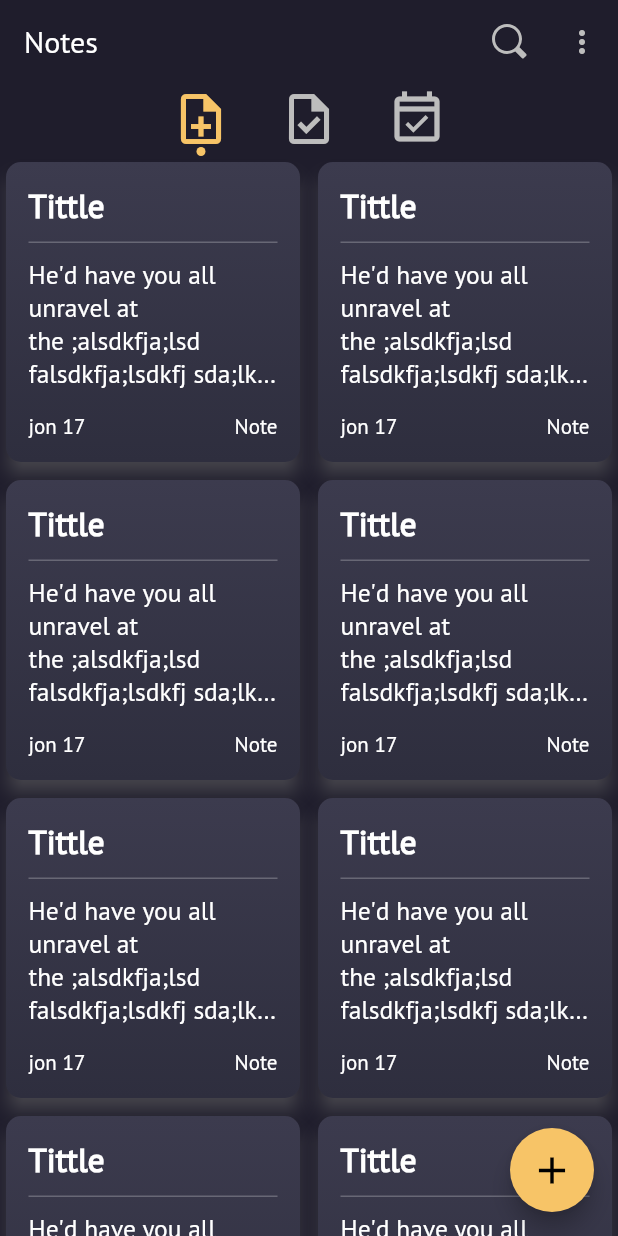
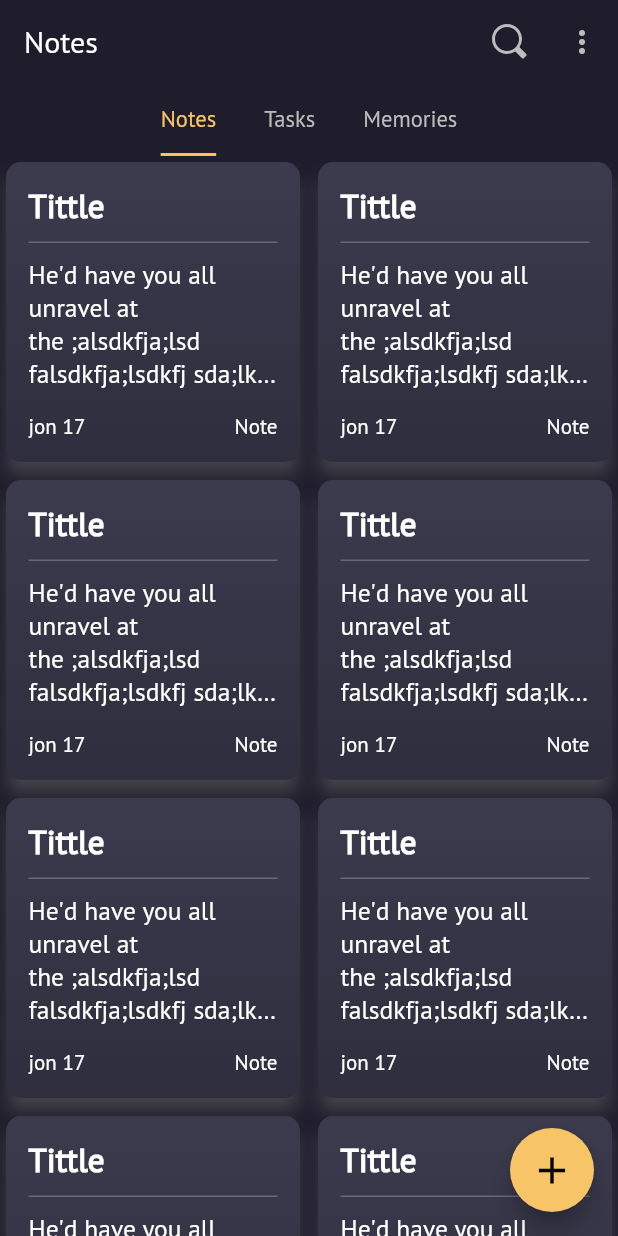
Before and after one commit to magdyebrahim24/notes_app, a Flutter app: the screen it shows after launch, on a phone screen of 412 x 824 dp. Run offline on Flutter 3.47's test engine with Material 2 defaults, Android fonts, the phone set to English and light mode, and no system bars; our stand-ins replace bloc, flutter_bloc, flutter_svg, image_picker; missing offline and left inert: undo.

Commit message:
add saved photos locally edit tabbar

```diff
--- a/lib/layout/home/home.dart
+++ b/lib/layout/home/home.dart
@@ -20,12 +20,11 @@ class Home extends StatefulWidget {
 }
 
 class _HomeState extends State<Home> with SingleTickerProviderStateMixin {
-  TabController? controller;
+  TabController? tabBarController;
   @override
   void initState() {
-    // TODO: implement initState
     super.initState();
-    controller = TabController(length: 3, vsync: this);
+    tabBarController = TabController(length: 3, vsync: this);
   }
 
   @override
@@ -37,7 +36,15 @@ class _HomeState extends State<Home> with SingleTickerProviderStateMixin {
         builder: (BuildContext context, AppStates state) {
           AppCubit cubit = AppCubit.get(context);
           return Scaffold(
-            appBar: AppBar(
+            body: DefaultTabController(
+              length: 3,
+              child: NestedScrollView(
+                headerSliverBuilder:
+                    (BuildContext context, bool innerBoxIsScrolled) {
+                  return [
+                    SliverAppBar(
+                      elevation: 0.0,
+                      title: Text('Notes'),
                       actions: [
                         IconButton(
                             onPressed: () {
@@ -52,66 +59,129 @@ class _HomeState extends State<Home> with SingleTickerProviderStateMixin {
                             )),
                         _offsetPopup()
                       ],
-              title: Text('Notes'),
+                      pinned: true,
+                      snap: true,
+                      floating: true,
                       bottom: TabBar(
-                controller: controller,
+                        controller: tabBarController,
                         tabs: [
+
                           Tab(
-                      icon: Icon(
-                    Icons.note_add_outlined,
-                    size: 40,
-                  )),
+                            text: 'Notes',
+                          ),
                           Tab(
-                      icon: Icon(
-                    Icons.task_outlined,
-                    size: 40,
-                  )),
+                            text: 'Tasks'
+                          ),
                           Tab(
-                      icon: Icon(
-                    Icons.event_available_outlined,
-                    size: 40,
-                  )),
+                              text: 'Memories',
+                          ),
                         ],
+                        labelStyle: TextStyle(fontSize: 15),
                         isScrollable: true,
+                        indicatorSize: TabBarIndicatorSize.label,
                       ),
                     ),
+
+                  ];
+                },
                 body: TabBarView(
-              controller: controller,
+                    controller: tabBarController,
                     children: [
                   NotesScreen(),
                   TaskScreen(),
                   MemoriesScreen(),
-              ],
+                ]),
               ),
+            ),
+
             floatingActionButton: FloatingActionButton(
               onPressed: () {
-                controller!.index == 0 ?
-                Navigator.push(
-                  context, MaterialPageRoute(builder: (context) => AddNote()))
-                : controller!.index == 1 ? Navigator.push(
-                    context, MaterialPageRoute(builder: (context) => AddTask())) :
-                Navigator.push(
-                    context, MaterialPageRoute(builder: (context) => AddMemory()))
-                ;},
+                tabBarController!.index == 0
+                    ? Navigator.push(context,
+                        MaterialPageRoute(builder: (context) => AddNote()))
+                    : tabBarController!.index == 1
+                        ? Navigator.push(context,
+                            MaterialPageRoute(builder: (context) => AddTask()))
+                        : Navigator.push(
+                            context,
+                            MaterialPageRoute(
+                                builder: (context) => AddMemory()));
+              },
               tooltip: 'Increment',
               child: Icon(
                 Icons.add,
                 size: 30,
               ),
             ),
+
+            // extendBody: true,
+
+            // floatingActionButton: FloatingActionButton(onPressed: () {},
+            // child: Icon(Icons.add,size: 30,),),
+            // bottomNavigationBar: BottomAppBar(
+            //   elevation: 5.0,
+            //   color: Colors.white,
+            //   notchMargin: 15.0,
+            //   clipBehavior: Clip.antiAliasWithSaveLayer,
+            //   shape: CircularNotchedRectangle(),
+            //
+            //   child: Container(
+            //     padding: EdgeInsets.symmetric(horizontal: 20,vertical: 20),
+            //     child: Row(
+            //       mainAxisAlignment: MainAxisAlignment.spaceEvenly,
+            //       children: [
+            //         Icon(Icons.expand),
+            //         Icon(Icons.expand),
+            //         Icon(Icons.expand),
+            //         SizedBox(width: MediaQuery.of(context).size.width * .1,)
+            //       ],
+            //     ),
+            //   ),
+            //   // child: BottomNavigationBar(
+            //   //   type: BottomNavigationBarType.fixed,
+            //   //   enableFeedback: true,
+            //   //   backgroundColor: Colors.white,
+            //   //
+            //   //
+            //   //   elevation: 5.0,
+            //   //   items: [
+            //   //     BottomNavigationBarItem(
+            //   //       icon: Icon(Icons.business),
+            //   //       label: 'Business',
+            //   //     ),
+            //   //     BottomNavigationBarItem(
+            //   //       icon: Icon(Icons.school),
+            //   //       label: 'School',
+            //   //     ),
+            //   //     BottomNavigationBarItem(
+            //   //       icon: Icon(Icons.settings),
+            //   //       label: 'Settings',
+            //   //     ),
+            //   //   ],
+            //   //   // currentIndex: _selectedIndex,
+            //   //   onTap: (value){},
+            //   //   showSelectedLabels: false,
+            //   //   showUnselectedLabels: false,
+            //   //
+            //   //
+            //   //
+            //   // ),
+            // ),
+            // floatingActionButtonLocation: FloatingActionButtonLocation.endDocked,
           );
         },
       ),
     );
   }
+
   Widget _offsetPopup() => PopupMenuButton<int>(
-    tooltip: 'More' ,
+      tooltip: 'More',
       enableFeedback: true,
-      onSelected: (value){
-       if(value == 1){
+      onSelected: (value) {
+        if (value == 1) {
           Navigator.push(
               context, MaterialPageRoute(builder: (context) => Secret()));
-       }else{
+        } else {
           Navigator.push(
               context, MaterialPageRoute(builder: (context) => Setting()));
         }
@@ -120,12 +190,11 @@ class _HomeState extends State<Home> with SingleTickerProviderStateMixin {
       shape: RoundedRectangleBorder(borderRadius: BorderRadius.circular(10)),
       itemBuilder: (context) => [
             PopupMenuItem(
-
               value: 1,
               child: Text(
                 "Setting",
-            style: TextStyle(
-                color: Colors.black, fontWeight: FontWeight.w700),
+                style:
+                    TextStyle(color: Colors.black, fontWeight: FontWeight.w700),
               ),
             ),
             PopupMenuItem(
@@ -134,13 +203,13 @@ class _HomeState extends State<Home> with SingleTickerProviderStateMixin {
               value: 2,
               child: Text(
                 "Secret",
-            style: TextStyle(
-                color: Colors.black, fontWeight: FontWeight.w700),
+                style:
+                    TextStyle(color: Colors.black, fontWeight: FontWeight.w700),
               ),
             ),
           ],
-      icon: Icon(Icons.more_vert,
-      color:greyColor,
-      )
-  );
+      icon: Icon(
+        Icons.more_vert,
+        color: greyColor,
+      ));
 }
--- a/lib/shared/components/reusable/reusable.dart
+++ b/lib/shared/components/reusable/reusable.dart
@@ -1,6 +1,5 @@
 
 import 'package:flutter/material.dart';
-import 'package:notes_app/shared/constants.dart';
 
 class DefaultFormField extends StatelessWidget {
   final focusNode;
--- a/lib/shared/styles/theme.dart
+++ b/lib/shared/styles/theme.dart
@@ -7,7 +7,7 @@ ThemeData lightTheme = ThemeData(
   tabBarTheme: TabBarTheme(
     labelStyle:TextStyle(color: blueColor),
     labelColor: blueColor,
-    indicator: CircleTabIndicator(color: blueColor,radius: 3),
+    // indicator: CircleTabIndicator(color: blueColor,radius: 3),
     unselectedLabelColor: Colors.grey[400],
 
   ),
@@ -28,7 +28,7 @@ ThemeData darkTheme = ThemeData(
     tabBarTheme: TabBarTheme(
       labelStyle:TextStyle(color: yellowColor),
       labelColor: yellowColor,
-      indicator: CircleTabIndicator(color: yellowColor,radius: 3),
+      // indicator: CircleTabIndicator(color: yellowColor,radius: 3),
       unselectedLabelColor: greyColor,
 
     ),
--- a/pubspec.yaml
+++ b/pubspec.yaml
@@ -27,7 +27,7 @@ dependencies:
 #  permission_handler: ^8.1.2
 #  path: ^1.8.0
   intl: ^0.17.0
-#  path_provider: ^2.0.2
+  path_provider: ^2.0.2
 
 dev_dependencies:
   flutter_test:
```
Also changed, not shown: lib/layout/note/add_note.dart (+29 -16 lines), lib/layout/note/bloc/add_note_cubit.dart (+51 -3 lines), pubspec.lock, 1 other file. Lines whose indentation alone changed are shown as unchanged.
